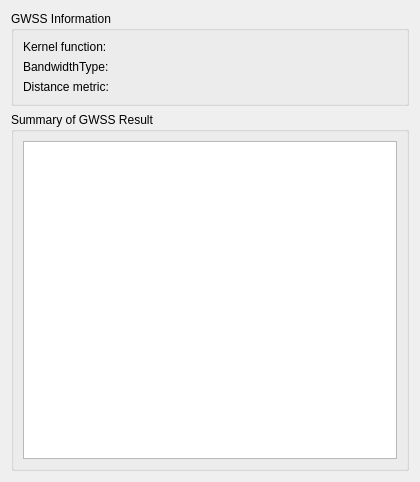
Before: the Qt Designer form PropertyPanelTabs/gwmpropertygwsstab.ui in GWmodel-Lab/GWmodelS, drawn with Qt 5.
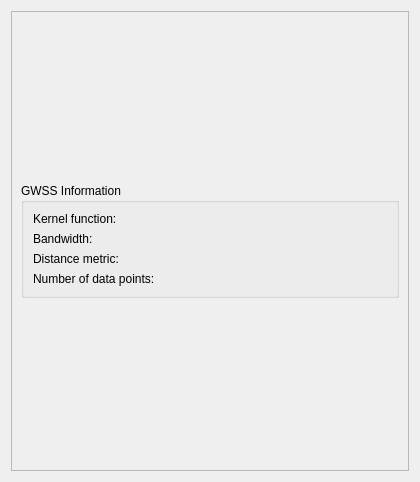
After: the same form once the commit is applied.

What changed in the file:
```diff
--- a/PropertyPanelTabs/gwmpropertygwsstab.ui
+++ b/PropertyPanelTabs/gwmpropertygwsstab.ui
@@ -13,6 +13,21 @@
   <property name="windowTitle">
    <string>Form</string>
   </property>
+  <layout class="QVBoxLayout" name="verticalLayout_2">
+   <item>
+    <widget class="QScrollArea" name="scrollArea">
+     <property name="widgetResizable">
+      <bool>true</bool>
+     </property>
+     <widget class="QWidget" name="scrollAreaWidgetContents_3">
+      <property name="geometry">
+       <rect>
+        <x>0</x>
+        <y>0</y>
+        <width>400</width>
+        <height>462</height>
+       </rect>
+      </property>
   <layout class="QVBoxLayout" name="verticalLayout">
    <item>
     <widget class="QGroupBox" name="groupBox">
@@ -26,6 +41,13 @@
       <string>GWSS Information</string>
      </property>
      <layout class="QFormLayout" name="formLayout">
+          <item row="0" column="0">
+           <widget class="QLabel" name="label">
+            <property name="text">
+             <string>Kernel function:</string>
+            </property>
+           </widget>
+          </item>
       <item row="0" column="1">
        <widget class="QLabel" name="lblKernelFunction">
         <property name="text">
@@ -34,15 +56,15 @@
        </widget>
       </item>
       <item row="1" column="0">
-       <widget class="QLabel" name="label_2">
-        <property name="text">
-         <string>BandwidthType:</string>
-        </property>
-       </widget>
-      </item>
-      <item row="1" column="1">
        <widget class="QLabel" name="lblBandwidthType">
         <property name="text">
+             <string>Bandwidth:</string>
+            </property>
+           </widget>
+          </item>
+          <item row="1" column="1">
+           <widget class="QLabel" name="lblBandwidthSize">
+            <property name="text">
          <string/>
         </property>
        </widget>
@@ -61,51 +83,25 @@
         </property>
        </widget>
       </item>
-      <item row="0" column="0">
-       <widget class="QLabel" name="label">
+          <item row="3" column="0">
+           <widget class="QLabel" name="label_2">
         <property name="text">
-         <string>Kernel function:</string>
+             <string>Number of data points:</string>
         </property>
        </widget>
       </item>
-     </layout>
-    </widget>
-   </item>
-   <item>
-    <widget class="QGroupBox" name="groupBox_2">
-     <property name="sizePolicy">
-      <sizepolicy hsizetype="Preferred" vsizetype="Preferred">
-       <horstretch>0</horstretch>
-       <verstretch>0</verstretch>
-      </sizepolicy>
-     </property>
-     <property name="title">
-      <string>Summary of GWSS Result</string>
-     </property>
-     <layout class="QGridLayout" name="gridLayout_3">
-      <property name="leftMargin">
-       <number>9</number>
-      </property>
-      <property name="topMargin">
-       <number>9</number>
-      </property>
-      <property name="rightMargin">
-       <number>9</number>
-      </property>
-      <property name="bottomMargin">
-       <number>9</number>
-      </property>
-      <item row="0" column="0">
-       <widget class="QTableWidget" name="tbwCVValue">
-        <property name="minimumSize">
-         <size>
-          <width>0</width>
-          <height>128</height>
-         </size>
-        </property>
+          <item row="3" column="1">
+           <widget class="QLabel" name="lblNumberDataPoints">
+            <property name="text">
+             <string/>
+            </property>
+           </widget>
+          </item>
+         </layout>
        </widget>
       </item>
      </layout>
+     </widget>
     </widget>
    </item>
   </layout>
```
Lines whose indentation alone changed are shown as unchanged.
